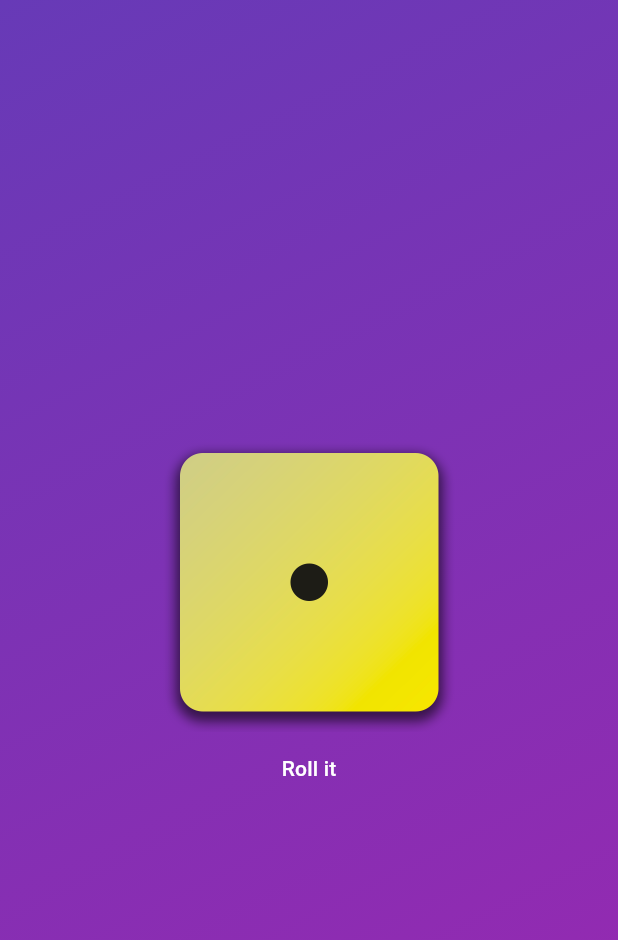
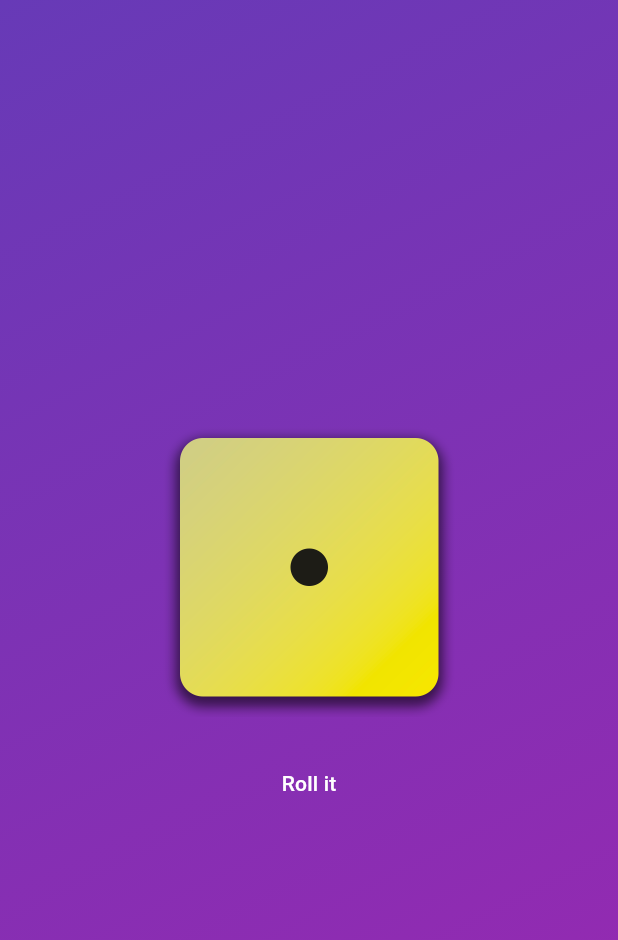
Before and after one commit to LucasWithBoots/dice_roller, a Flutter app: the screen it shows after launch, on a phone screen of 412 x 824 dp. Shown: the top 940 px of the screen. Run offline on Flutter 3.47's test engine with Material 3 defaults, Android fonts, the phone set to English and light mode, and no system bars; our stand-ins replace gap.

Commit message:
feat: add gap and its package

```diff
--- a/lib/gradient_container.dart
+++ b/lib/gradient_container.dart
@@ -1,4 +1,5 @@
 import 'package:flutter/material.dart';
+import 'package:gap/gap.dart';
 
 class GradientContainer extends StatelessWidget {
   final Color color1;
@@ -25,6 +26,7 @@ class GradientContainer extends StatelessWidget {
               'assets/images/dice-1.png',
               width: 200,
             ),
+            const Gap(20),
             TextButton(
                 onPressed: () {},
                 style: TextButton.styleFrom(foregroundColor: Colors.white),
--- a/pubspec.yaml
+++ b/pubspec.yaml
@@ -9,6 +9,7 @@ environment:
 dependencies:
   flutter:
     sdk: flutter
+  gap: ^3.0.1
 
 dev_dependencies:
   flutter_test:
```
Also changed, not shown: pubspec.lock.
